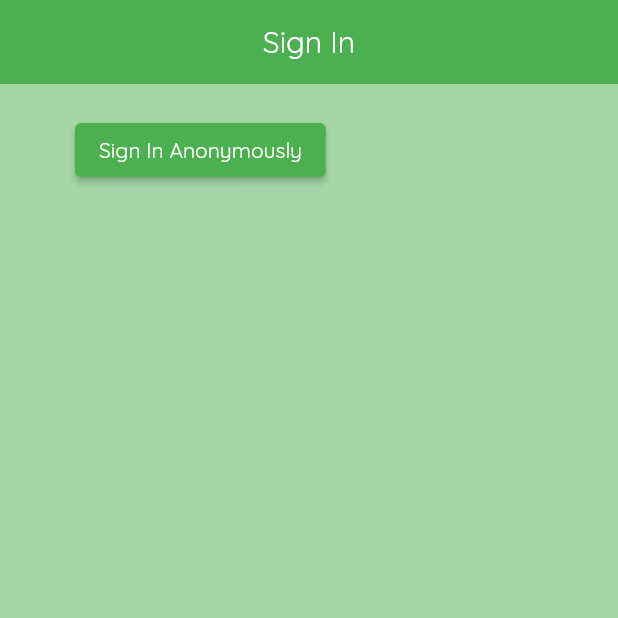
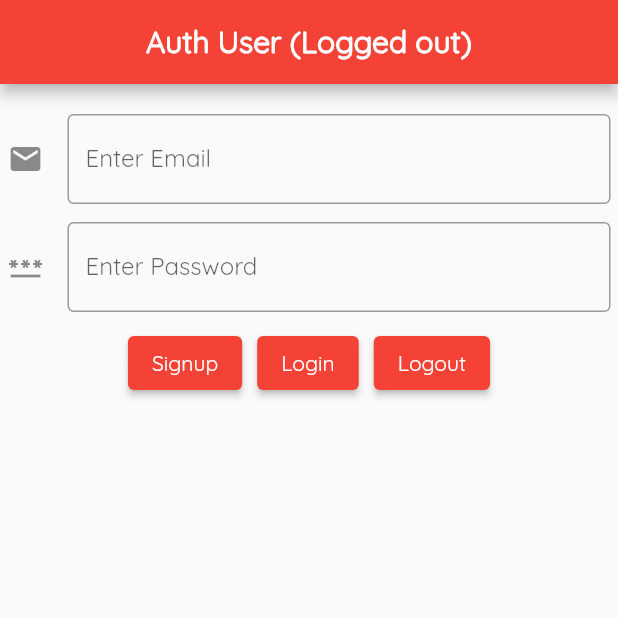
Before and after one commit to Priyanshu-Dholu/Flutter-Firebase, a Flutter app: the screen it shows after launch, on a phone screen of 412 x 824 dp, the top half of it. Run offline on Flutter 3.47's test engine with Material 2 defaults, Android fonts, the phone set to English and light mode, and no system bars; our stand-ins replace cloud_firestore, firebase_auth, firebase_core; accounts and stored records are empty.

Commit message:
Firebase Authentication ✔

```diff
--- a/lib/main.dart
+++ b/lib/main.dart
@@ -1,6 +1,7 @@
 import 'package:flutter/material.dart';
-import 'package:user_view/screens/wrapper.dart';
 import 'package:firebase_core/firebase_core.dart';
+import 'package:firebase_auth/firebase_auth.dart';
+import 'screens/auth.dart';
 
 Future<void> main(List<String> args) async {
   WidgetsFlutterBinding.ensureInitialized();
@@ -16,10 +17,10 @@ class MyApp extends StatelessWidget {
   Widget build(BuildContext context) {
     return MaterialApp(
       theme: ThemeData(
-        primarySwatch: Colors.green,
-        fontFamily: 'Quicksand',
+        primarySwatch: Colors.red,
+        fontFamily: 'Quicksand'
       ),
-      home: Wrapper(),
+      home: Auth(),
     );
   }
 }
--- /dev/null
+++ b/lib/screens/auth.dart
@@ -0,0 +1,152 @@
+import 'package:cloud_firestore/cloud_firestore.dart';
+import 'package:firebase_auth/firebase_auth.dart';
+import 'package:flutter/material.dart';
+
+
+class Auth extends StatefulWidget {
+  const Auth({Key? key}) : super(key: key);
+
+  @override
+  State<Auth> createState() => _AuthState();
+}
+
+class _AuthState extends State<Auth> {
+
+  final _emailController = TextEditingController();
+  final _passController = TextEditingController();
+
+  @override
+  Widget build(BuildContext context) {
+    User? user = FirebaseAuth.instance.currentUser;
+    String user_check = user == null ? 'out' : 'in';
+    return Scaffold(
+      appBar: AppBar(
+        title: Text('Auth User (Logged $user_check)',
+          style: TextStyle(
+            fontWeight: FontWeight.bold,
+          ),
+        ),
+        centerTitle: true,
+      ),
+      body: Column(
+        children: [
+
+          // Email
+          Container(
+            margin: EdgeInsets.fromLTRB(5.0, 20.0, 5.0, 5.0),
+            child: TextFormField(
+              decoration: const InputDecoration(
+                // hintText: 'Enter Name: ',
+                labelText: 'Enter Email',
+                icon: Icon(Icons.email),
+                border: OutlineInputBorder(),
+                // labelStyle: TextStyle(
+                //   fontSize: 20.0
+                // ),
+              ),
+              controller: _emailController,
+            ),
+          ),
+          SizedBox(height: 2.0,),
+
+          // Password
+          Container(
+            margin: EdgeInsets.all(5.0),
+            child:  TextField(
+              controller: _passController,
+              decoration: const InputDecoration(
+                labelText: 'Enter Password',
+                border: OutlineInputBorder(),
+                icon: Icon(Icons.password)
+              ),
+              keyboardType: TextInputType.text,
+            ),
+          ),
+
+          // Buttons
+          Row(
+            mainAxisAlignment: MainAxisAlignment.center,
+            children: [
+              // Signup
+              Container(
+                margin: EdgeInsets.all(5.0),
+                child: ElevatedButton(
+                  child: Text('Signup'),
+                  onPressed: () async {
+                    final email = _emailController.text;
+                    final pass = _passController.text;
+                    await authentication(operation: 1, email: email, pass: pass);
+                    setState(() {
+
+                    });
+                  },
+                ),
+              ),
+              // Login
+              Container(
+                margin: EdgeInsets.all(5.0),
+                child: ElevatedButton(
+                  child: Text('Login'),
+                  onPressed: () async {
+                    final email = _emailController.text;
+                    final pass = _passController.text;
+                    await authentication(operation: 2, email: email, pass: pass);
+                    setState(() {
+
+                    });
+                  },
+                ),
+              ),
+              // Logout
+              Container(
+                margin: EdgeInsets.all(5.0),
+                child: ElevatedButton(
+                  child: Text('Logout'),
+                  onPressed: () async {
+                    final email = _emailController.text;
+                    final pass = _passController.text;
+                    await authentication(operation: 3, email: email, pass: pass);
+                    setState(() {
+
+                    });
+                  },
+                ),
+              ),
+            ],
+          ),
+        ],
+      ),
+    );
+  }
+
+  Future<int> authentication({required int operation,required String email,required String pass}) async {
+    if (operation == 1) {
+      try {
+        await FirebaseAuth.instance.createUserWithEmailAndPassword(email: email, password: pass);
+        return 1;
+      } catch (e) {
+        print(e.toString());
+        return 0;
+      }
+    }
+    else if (operation == 2) {
+      try {
+        await FirebaseAuth.instance.signInWithEmailAndPassword(email: email, password: pass);
+        return 1;
+      } catch (e) {
+        print(e.toString());
+        return 0;
+      }
+    }
+    else if (operation == 3) {
+      try {
+        await FirebaseAuth.instance.signOut();
+        return 1;
+      } catch (e) {
+        print(e.toString());
+        return 0;
+      }
+    }
+    return 0;
+  }
+}
--- a/lib/screens/authenticate/sign_in.dart
+++ /dev/null
@@ -1,45 +0,0 @@
-import 'package:flutter/material.dart';
-import 'package:user_view/services/auth.dart';
-
-class SignIn extends StatefulWidget {
-  const SignIn({Key? key}) : super(key: key);
-
-  @override
-  State<SignIn> createState() => _SignInState();
-}
-
-class _SignInState extends State<SignIn> {
-
-  final AuthService _auth = AuthService();
-
-  @override
-  Widget build(BuildContext context) {
-    return Scaffold(
-      backgroundColor: Colors.green[200],
-      appBar: AppBar(
-        // backgroundColor: Colors.green,
-        elevation: 0,
-        title: Text('Sign In'),
-        centerTitle: true,
-      ),
-
-      body: Container(
-        padding: EdgeInsets.symmetric(vertical: 20.0,horizontal: 50.0),
-        child: ElevatedButton(
-          child: Text('Sign In Anonymously'),
-          onPressed: () async {
-            dynamic result = await _auth.signInAnon();
-
-            if (result != null) {
-              print('Signed In');
-              print(result);
-            } else {
-              print('Error Signing In!');
-            }
-          },
-        ),
-      ),
-
-    );
-  }
-}
--- a/lib/screens/wrapper.dart
+++ /dev/null
@@ -1,15 +0,0 @@
-import 'package:flutter/material.dart';
-import 'package:user_view/screens/authenticate/authenticate.dart';
-import 'package:user_view/screens/authenticate/sign_in.dart';
-import 'package:user_view/screens/home/home.dart';
-
-class Wrapper extends StatelessWidget {
-  const Wrapper({Key? key}) : super(key: key);
-
-  @override
-  Widget build(BuildContext context) {
-
-    // Return Either Home Or Authenticate Widget
-    return SignIn();
-  }
-}
--- a/lib/services/auth.dart
+++ /dev/null
@@ -1,24 +0,0 @@
-import 'package:firebase_auth/firebase_auth.dart';
-import 'package:firebase_core/firebase_core.dart';
-class AuthService {
-
-  final FirebaseAuth _auth = FirebaseAuth.instance;
-
-  // Sign In anonymously
-  Future signInAnon() async {
-    try {
-      UserCredential result = await _auth.signInAnonymously();
-      User? user = result.user;
-      return user;
-    } catch (e) {
-      print(e.toString());
-      return null;
-    }
-  }
-
-
-  // Sign In With Emal & Password
-
-  // Register With Email & Password
-
-}
--- a/pubspec.yaml
+++ b/pubspec.yaml
@@ -36,6 +36,7 @@ dependencies:
   cupertino_icons: ^1.0.2
   firebase_auth: ^3.6.2
   cloud_firestore: ^3.4.3
+  provider: ^6.0.3
 
 
 dev_dependencies:
```
Also changed, not shown: lib/screens/authenticate/authenticate.dart (deleted, +0 -17 lines), lib/screens/home/home.dart (deleted, +0 -12 lines), UI Notes/Insert Data to FireStore.png (added), pubspec.lock.
